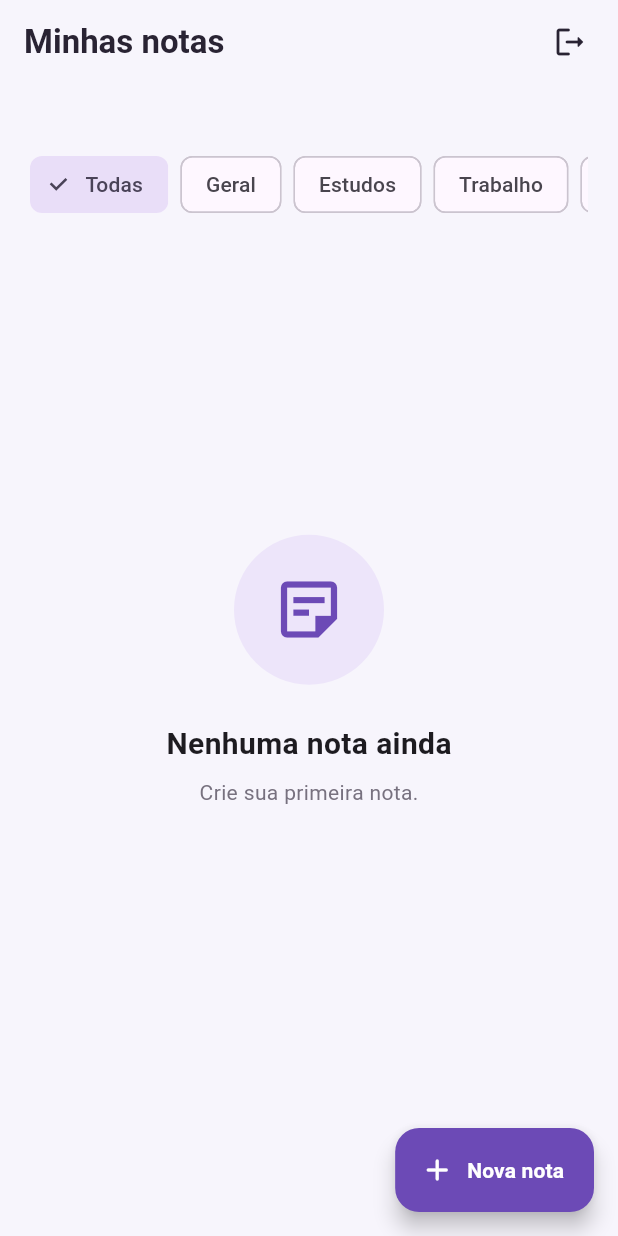
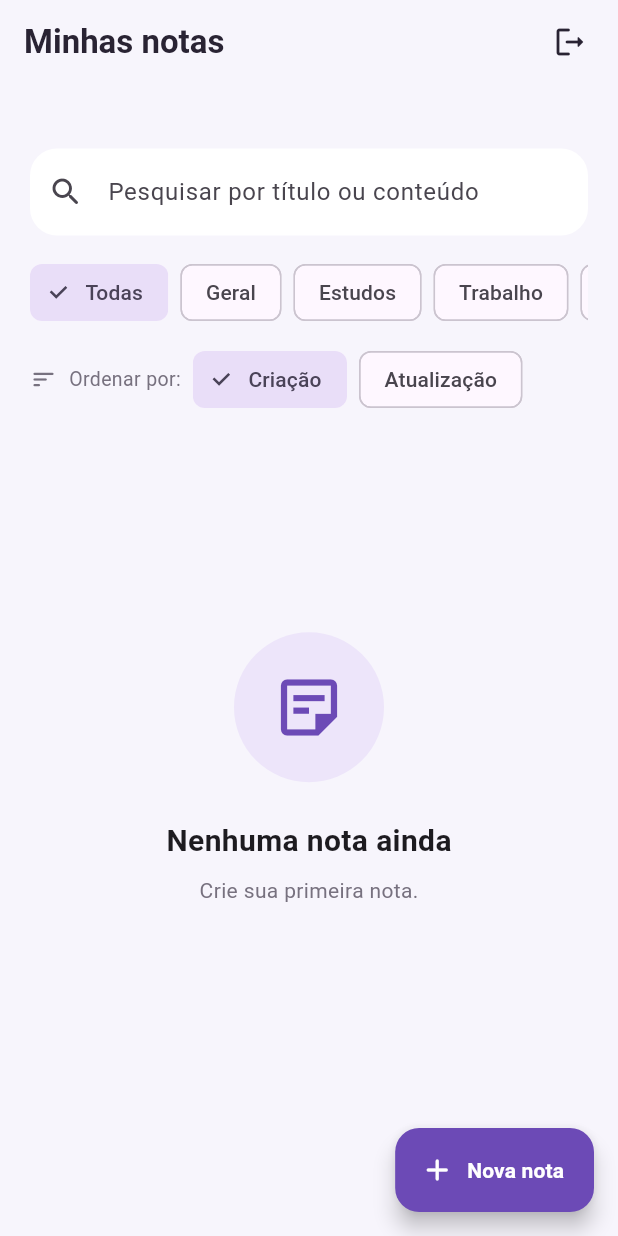
Before and after one commit to LopesBrendinha/bloco_de_nota_turma_B, a Flutter app: the NotesPage screen opened directly, on a phone screen of 412 x 824 dp. Run offline on Flutter 3.47's test engine with Material 3 defaults, Android fonts, the phone set to English and light mode, and no system bars; our stand-ins replace cloud_firestore, firebase_auth, firebase_core, sqflite, sqflite_common_ffi_web; accounts and stored records are empty; generated files the repository leaves out were written again.

Commit message:
Adiciona pesquisa de notas e ordenação por data

```diff
--- a/lib/screens/notes_page.dart
+++ b/lib/screens/notes_page.dart
@@ -21,16 +21,28 @@ class _NotesPageState extends State<NotesPage> {
 
   final AuthService authService = AuthService();
 
+  final TextEditingController searchController = TextEditingController();
+
   List<Note> notes = [];
 
   // Filtro de categoria da lista ('Todas' mostra tudo).
   String selectedCategory = 'Todas';
+
+  // Ordenação da lista: 'criacao' ou 'atualizacao'.
+  String sortBy = 'criacao';
 
   @override
   void initState() {
     super.initState();
 
     startUp();
+  }
+
+  @override
+  void dispose() {
+    searchController.dispose();
+
+    super.dispose();
   }
 
   // Mostra primeiro as notas locais (rápido) e depois sincroniza
@@ -58,12 +70,16 @@ class _NotesPageState extends State<NotesPage> {
     }
   }
 
+  // Busca no banco local, já aplicando o texto da pesquisa.
   Future<void> loadNotes() async {
     final user = FirebaseAuth.instance.currentUser;
 
     if (user == null) return;
 
-    final result = await repository.getNotes(user.uid);
+    final result = await repository.getNotes(
+      user.uid,
+      search: searchController.text,
+    );
 
     if (mounted) {
       setState(() {
@@ -121,14 +137,33 @@ class _NotesPageState extends State<NotesPage> {
     await loadNotes();
   }
 
+  // Aplica o filtro de categoria e a ordenação escolhida.
+  List<Note> getVisibleNotes() {
+    final filtered = selectedCategory == 'Todas'
+        ? List<Note>.of(notes)
+        : notes.where((n) => n.category == selectedCategory).toList();
+
+    filtered.sort((a, b) {
+      if (sortBy == 'atualizacao') {
+        final cmp = b.updatedAt.compareTo(a.updatedAt);
+
+        if (cmp != 0) return cmp;
+      }
+
+      // Criação (ou desempate): o id é a hora de criação.
+      return b.id!.compareTo(a.id!);
+    });
+
+    return filtered;
+  }
+
   @override
   Widget build(BuildContext context) {
     final user = FirebaseAuth.instance.currentUser;
 
-    // Notas que aparecem na tela, de acordo com o filtro escolhido.
-    final visibleNotes = selectedCategory == 'Todas'
-        ? notes
-        : notes.where((n) => n.category == selectedCategory).toList();
+    final hasSearch = searchController.text.trim().isNotEmpty;
+
+    final visibleNotes = getVisibleNotes();
 
     return Scaffold(
       appBar: AppBar(
@@ -177,6 +212,28 @@ class _NotesPageState extends State<NotesPage> {
 
             const SizedBox(height: 14),
 
+            // Campo de pesquisa (título ou conteúdo).
+            TextField(
+              controller: searchController,
+              onChanged: (_) => loadNotes(),
+              decoration: InputDecoration(
+                hintText: 'Pesquisar por título ou conteúdo',
+                prefixIcon: const Icon(Icons.search_rounded),
+                suffixIcon: hasSearch
+                    ? IconButton(
+                        tooltip: 'Limpar pesquisa',
+                        icon: const Icon(Icons.close_rounded),
+                        onPressed: () {
+                          searchController.clear();
+                          loadNotes();
+                        },
+                      )
+                    : null,
+              ),
+            ),
+
+            const SizedBox(height: 14),
+
             // Filtro por categoria.
             SingleChildScrollView(
               scrollDirection: Axis.horizontal,
@@ -196,6 +253,50 @@ class _NotesPageState extends State<NotesPage> {
                   );
                 }).toList(),
               ),
+            ),
+
+            const SizedBox(height: 10),
+
+            // Ordenação por data.
+            Row(
+              children: [
+                const Icon(
+                  Icons.sort_rounded,
+                  size: 18,
+                  color: Color(0xFF77717F),
+                ),
+
+                const SizedBox(width: 8),
+
+                const Text(
+                  'Ordenar por:',
+                  style: TextStyle(color: Color(0xFF77717F), fontSize: 13),
+                ),
+
+                const SizedBox(width: 8),
+
+                ChoiceChip(
+                  label: const Text('Criação'),
+                  selected: sortBy == 'criacao',
+                  onSelected: (_) {
+                    setState(() {
+                      sortBy = 'criacao';
+                    });
+                  },
+                ),
+
+                const SizedBox(width: 8),
+
+                ChoiceChip(
+                  label: const Text('Atualização'),
+                  selected: sortBy == 'atualizacao',
+                  onSelected: (_) {
+                    setState(() {
+                      sortBy = 'atualizacao';
+                    });
+                  },
+                ),
+              ],
             ),
 
             const SizedBox(height: 14),
@@ -226,9 +327,11 @@ class _NotesPageState extends State<NotesPage> {
                       const SizedBox(height: 25),
 
                       Text(
-                        notes.isEmpty
-                            ? 'Nenhuma nota ainda'
-                            : 'Nenhuma nota nesta categoria',
+                        hasSearch
+                            ? 'Nenhuma nota encontrada'
+                            : (notes.isEmpty
+                                  ? 'Nenhuma nota ainda'
+                                  : 'Nenhuma nota nesta categoria'),
                         style: const TextStyle(
                           fontSize: 20,
                           fontWeight: FontWeight.bold,
@@ -237,9 +340,11 @@ class _NotesPageState extends State<NotesPage> {
 
                       const SizedBox(height: 8),
 
-                      const Text(
-                        'Crie sua primeira nota.',
-                        style: TextStyle(color: Color(0xFF77717F)),
+                      Text(
+                        hasSearch
+                            ? 'Tente outro termo ou outra categoria.'
+                            : 'Crie sua primeira nota.',
+                        style: const TextStyle(color: Color(0xFF77717F)),
                       ),
                     ],
                   ),
--- a/lib/services/note_repository.dart
+++ b/lib/services/note_repository.dart
@@ -8,8 +8,8 @@ class NoteRepository {
   final DatabaseHelper _local = DatabaseHelper.instance;
   final FirestoreService _remote = FirestoreService();
 
-  Future<List<Note>> getNotes(String uid) {
-    return _local.getNotes(uid);
+  Future<List<Note>> getNotes(String uid, {String search = ''}) {
+    return _local.getNotes(uid, search: search);
   }
 
   // Retorna true se a nota também foi gravada no Firebase.
```
